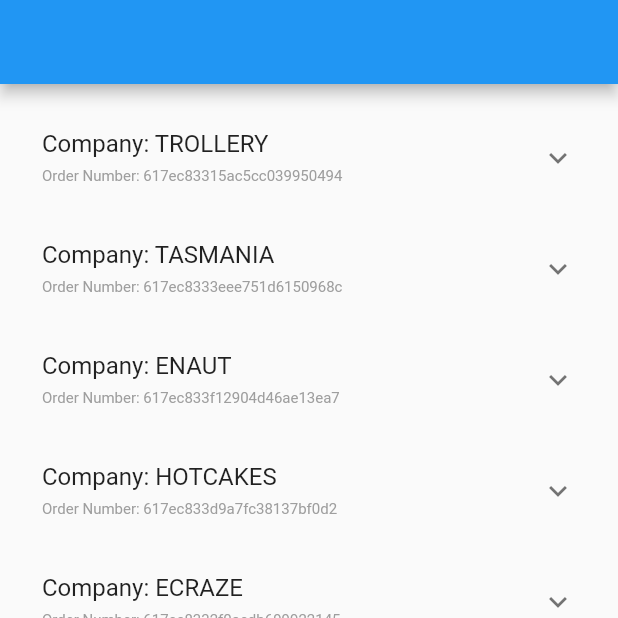
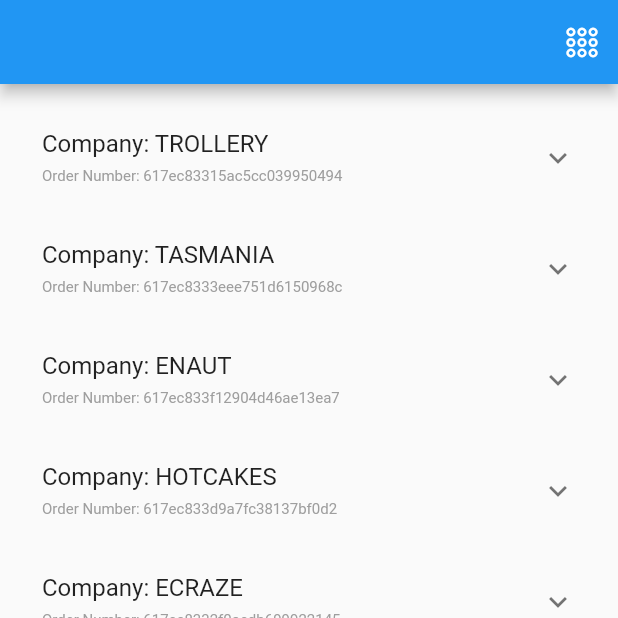
Before and after one commit to Ahmed-3lam/order_test, a Flutter app: the screen it shows after launch, on a phone screen of 412 x 824 dp, the top half of it. Run offline on Flutter 3.47's test engine with Material 2 defaults, Android fonts, the phone set to English and light mode, and no system bars; our stand-ins replace bloc, flutter_bloc, syncfusion_flutter_charts, syncfusion_flutter_gauges.

```diff
--- /dev/null
+++ b/lib/Model/sales_data.dart
@@ -0,0 +1,6 @@
+class SalesData {
+  SalesData(this.year, this.sales);
+
+  final DateTime year;
+  final double sales;
+}
--- a/lib/Orders/order_screen.dart
+++ /dev/null
@@ -1,63 +0,0 @@
-import 'package:flutter/cupertino.dart';
-import 'package:flutter/material.dart';
-import 'package:flutter/painting.dart';
-import 'package:flutter_bloc/flutter_bloc.dart';
-import 'package:order_test/Orders/widgets/orders_list_widget.dart';
-
-
-import 'cubit/orders_cubit.dart';
-
-class OrderScreen extends StatefulWidget {
-  const OrderScreen({Key? key}) : super(key: key);
-
-  @override
-  State<OrderScreen> createState() => _OrderScreenState();
-}
-
-class _OrderScreenState extends State<OrderScreen>
-    with TickerProviderStateMixin , AutomaticKeepAliveClientMixin {
-  TabController? _cardController;
-
-  List<Widget>? taps;
-
-  @override
-  Widget build(BuildContext context) {
-    taps = [
-      Tab(
-        text: "All",
-      ),
-      Tab(
-        text: "Pending",
-      ),
-      Tab(
-        text: "Shipped",
-      ),
-      Tab(
-        text: "Canceled",
-      ),
-    ];
-
-    _cardController = TabController(length: taps!.length, vsync: this);
-    final cubit = BlocProvider.of<OrdersCubit>(context,listen: false);
-    //
-    void _taped(int status) {
-      cubit.getData(context);
-      // setState(() {
-      //
-      // });
-    }
-    return Scaffold(
-      appBar: AppBar(),
-      body: Padding(
-        padding: const EdgeInsets.all(12.0),
-        child: ordersListWidget(context, cubit.model)
-      ),
-    );
-
-
-  }
-
-  @override
-  // TODO: implement wantKeepAlive
-  bool get wantKeepAlive => true;
-}
--- /dev/null
+++ b/lib/UI/Orders/order_screen.dart
@@ -0,0 +1,109 @@
+import 'package:flutter/cupertino.dart';
+import 'package:flutter/material.dart';
+import 'package:flutter/painting.dart';
+import 'package:flutter_bloc/flutter_bloc.dart';
+import 'package:order_test/Model/sales_data.dart';
+import 'package:order_test/UI/Orders/widgets/orders_list_widget.dart';
+import 'package:order_test/UI/statistics/statistics_screen.dart';
+import 'package:syncfusion_flutter_charts/charts.dart';
+
+
+import '../../m_colors.dart';
+import 'cubit/orders_cubit.dart';
+
+class OrderScreen extends StatefulWidget {
+  const OrderScreen({Key? key}) : super(key: key);
+
+  @override
+  State<OrderScreen> createState() => _OrderScreenState();
+}
+
+class _OrderScreenState extends State<OrderScreen>
+    with TickerProviderStateMixin , AutomaticKeepAliveClientMixin {
+
+
+  List<Widget>? taps;
+
+  @override
+  Widget build(BuildContext context) {
+    taps = [
+      Tab(
+        text: "All",
+      ),
+      Tab(
+        text: "Pending",
+      ),
+      Tab(
+        text: "Shipped",
+      ),
+      Tab(
+        text: "Canceled",
+      ),
+    ];
+
+
+    final cubit = BlocProvider.of<OrdersCubit>(context,listen: false);
+    // final List<SalesData> chartData = [
+    //   SalesData("Saturday", ),
+    //   SalesData("Sunday", 2),
+    //   SalesData("Sunday", 3),
+    //   SalesData("Sunday", 4),
+    //   SalesData("Sunday", 5)
+    // ];
+    void _taped(int status) {
+      cubit.getData(context);
+      // setState(() {
+      //
+      // });
+    }
+    return Scaffold(
+      appBar: AppBar(
+        actions: [
+          IconButton(
+              onPressed: (){
+                Navigator.push(context,
+                    MaterialPageRoute(builder: (context) => StatisticsScreen(cubit)));
+
+              },
+              icon: Icon(CupertinoIcons.circle_grid_3x3))
+        ],
+      ),
+      body:
+
+      Padding(
+        padding: const EdgeInsets.all(12.0),
+        child: ordersListWidget(context, cubit.model)
+      ),
+    );
+
+
+  }
+
+  @override
+
+  bool get wantKeepAlive => true;
+
+
+}
+
+// Container(
+// padding: const EdgeInsets.all(8),
+// color: Colors.white,
+// height: 250,
+// child: SfCartesianChart(
+// primaryXAxis: DateTimeAxis(),
+//
+// enableSideBySideSeriesPlacement: false,
+// series: <ChartSeries>[
+//
+// // Renders column chart
+// ColumnSeries<SalesData, DateTime>(
+//
+// color: MColors.colorPrimarySwatch,
+// trackColor: MColors.colorPrimary,
+// borderColor: MColors.colorPrimary,
+// trackBorderColor: MColors.colorPrimary,
+// dataSource: cubit.chartData,
+// xValueMapper: (SalesData sales, _) => sales.year,
+// yValueMapper: (SalesData sales, _) => sales.sales)
+// ]))
--- a/lib/Orders/widgets/orders_list_item.dart
+++ b/lib/UI/Orders/widgets/orders_list_item.dart
@@ -5,7 +5,7 @@ import 'package:flutter/rendering.dart';
 import 'package:order_test/Model/order_model.dart';
 import 'package:syncfusion_flutter_gauges/gauges.dart';
 
-import '../../m_colors.dart';
+import '../../../m_colors.dart';
 
 class ordersListItem extends StatelessWidget {
   final BuildContext context;
--- a/lib/Orders/widgets/orders_list_widget.dart
+++ b/lib/UI/Orders/widgets/orders_list_widget.dart
@@ -2,7 +2,7 @@ import 'package:flutter/cupertino.dart';
 import 'package:flutter/material.dart';
 import 'package:flutter_bloc/flutter_bloc.dart';
 import 'package:order_test/Model/order_model.dart';
-import 'package:order_test/Orders/cubit/orders_cubit.dart';
+import 'package:order_test/UI/Orders/cubit/orders_cubit.dart';
 
 
 import 'orders_list_item.dart';
--- a/lib/main.dart
+++ b/lib/main.dart
@@ -1,8 +1,7 @@
 import 'package:flutter/material.dart';
 import 'package:flutter_bloc/flutter_bloc.dart';
-import 'package:order_test/Orders/order_screen.dart';
-
-import 'Orders/cubit/orders_cubit.dart';
+import 'UI/Orders/cubit/orders_cubit.dart';
+import 'UI/Orders/order_screen.dart';
 
 void main() {
 
@@ -18,6 +17,7 @@ class MyApp extends StatelessWidget {
           BlocProvider(create: (context) => OrdersCubit()..getData(context)),
         ],
         child: MaterialApp(
+          debugShowCheckedModeBanner: false,
           title: 'Flutter Demo',
           theme: ThemeData(
             primarySwatch: Colors.blue,
--- a/pubspec.yaml
+++ b/pubspec.yaml
@@ -32,6 +32,8 @@ dependencies:
   syncfusion_flutter_charts: ^19.2.62
 
   syncfusion_flutter_gauges: ^19.2.62
+
+  intl: ^0.17.0
 
 dev_dependencies:
   flutter_test:
```
Also changed, not shown: lib/UI/Orders/cubit/orders_cubit.dart (renamed from lib/Orders/cubit/orders_cubit.dart, +19 -5 lines), lib/UI/statistics/statistics_screen.dart (added, +43 -0 lines), lib/UI/Orders/cubit/orders_state.dart (renamed from lib/Orders/cubit/orders_state.dart), pubspec.lock.
